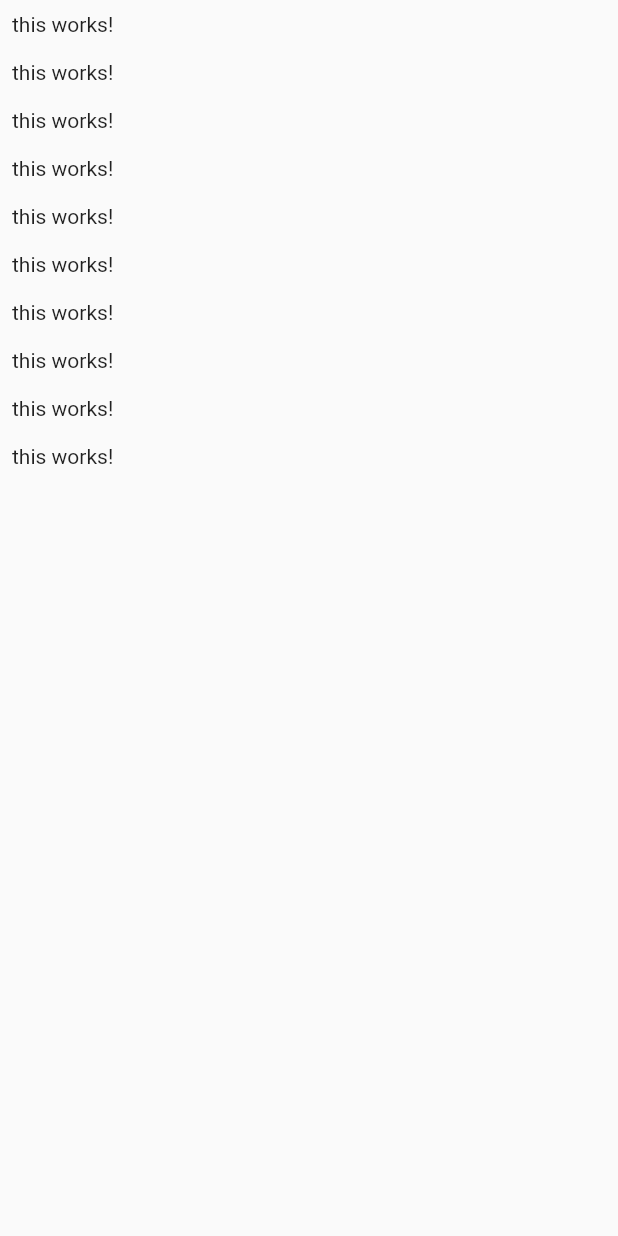
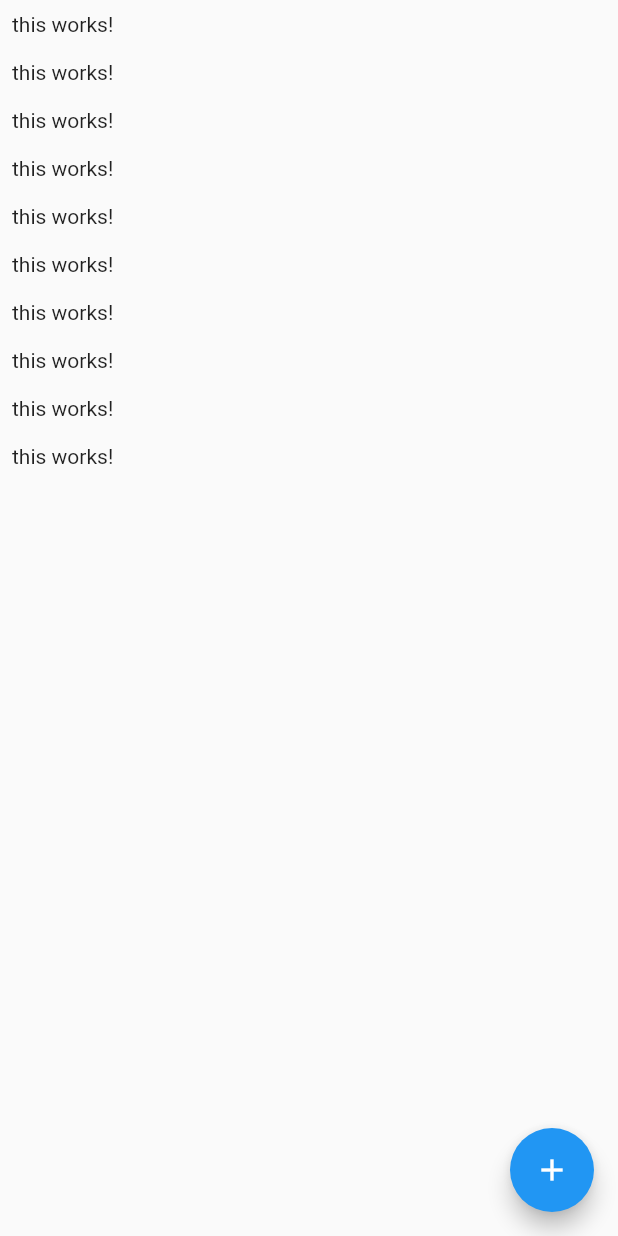
Before and after one commit to ethernetz/hot-summer, a Flutter app: the screen it shows after launch, on a phone screen of 412 x 824 dp. Run offline on Flutter 3.47's test engine with Material 2 defaults, Android fonts, the phone set to English and light mode, and no system bars; our stand-ins replace cloud_firestore, firebase_core; accounts and stored records are empty.

Commit message:
try rebuilding with no suggestions

```diff
--- a/app/lib/screens/chat.dart
+++ b/app/lib/screens/chat.dart
@@ -1,4 +1,5 @@
 import 'package:flutter/material.dart';
+import 'package:cloud_firestore/cloud_firestore.dart';
 
 class ChatScreen extends StatelessWidget {
   const ChatScreen({super.key});
@@ -9,9 +10,20 @@ class ChatScreen extends StatelessWidget {
       body: ListView.builder(
         itemCount: 10,
         itemBuilder: (ctx, index) => Container(
-          padding: EdgeInsets.all(8),
-          child: Text("this works!"),
+          padding: const EdgeInsets.all(8),
+          child: const Text("this works!"),
         ),
+      ),
+      floatingActionButton: FloatingActionButton(
+        child: const Icon(Icons.add),
+        onPressed: () {
+          FirebaseFirestore.instance
+              .collection('chats/4K08x0809YgBzdcaed37/messages')
+              .snapshots()
+              .listen((data) {
+            // print(data.docs[0]['text']);
+          });
+        },
       ),
     );
   }
```
